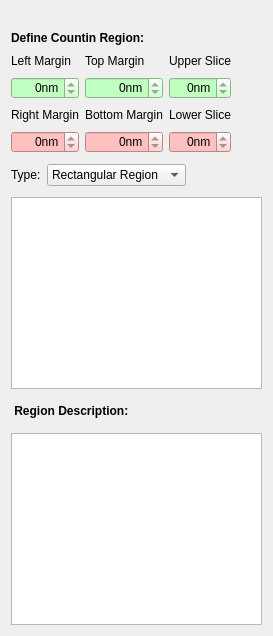
FelixdelasPozas/EspINA, file plugins/CountingRegion/CountingRegion.ui: the form before one commit.
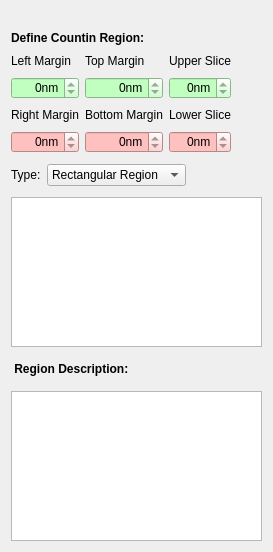
The form after the commit. Icons and pictures are not drawn.

The edit to the form file:
```diff
--- a/plugins/CountingRegion/CountingRegion.ui
+++ b/plugins/CountingRegion/CountingRegion.ui
@@ -6,8 +6,8 @@
    <rect>
     <x>0</x>
     <y>0</y>
-    <width>258</width>
-    <height>636</height>
+    <width>262</width>
+    <height>552</height>
    </rect>
   </property>
   <property name="windowTitle">
```
